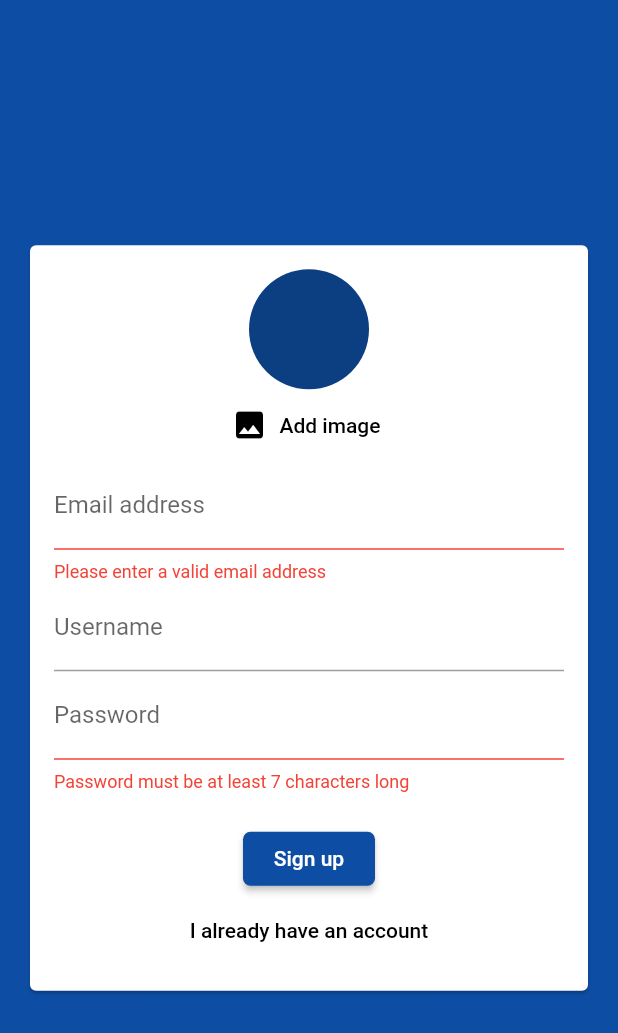
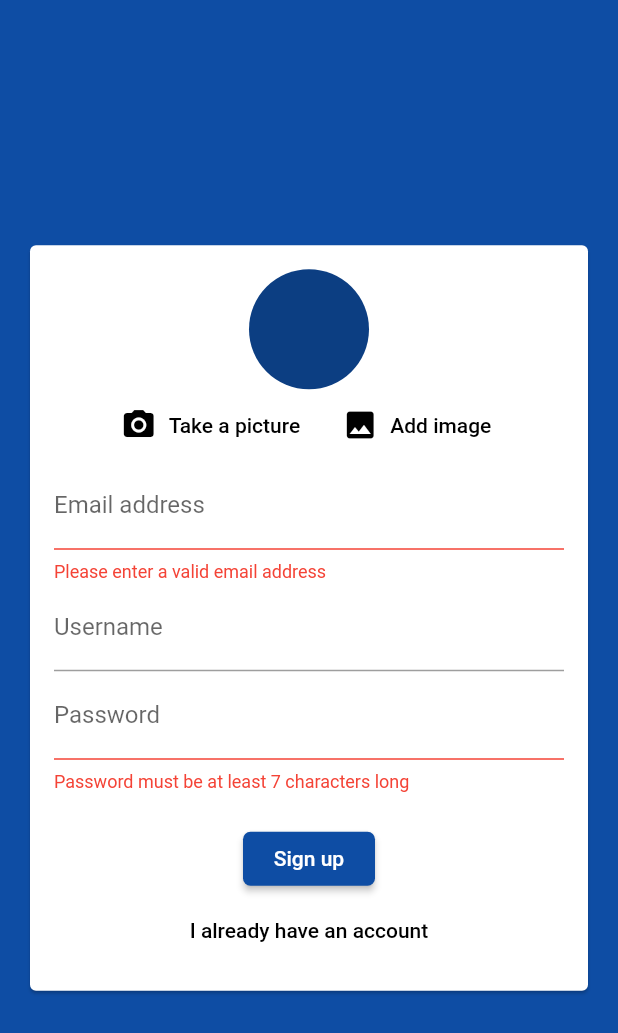
Before and after one commit to kblazeski/jabber-app, a Flutter app: the screen it shows after launch, after a tap on "Login", after a tap on "Create new account", on a phone screen of 412 x 824 dp. Shown: the top 1033 px of the screen. Run offline on Flutter 3.47's test engine with Material 2 defaults, Android fonts, the light colour scheme and no system bars; our stand-ins replace cloud_firestore, firebase_auth, firebase_core, firebase_storage, image_picker; accounts and stored records are empty.

Commit message:
added models, extracted form validators, implemented creating user without image, added picking image from library

```diff
--- /dev/null
+++ b/lib/utils/form_validators.dart
@@ -0,0 +1,22 @@
+class FormValidators {
+  static String? validateEmail(String? value) {
+    if (value == null || value.isEmpty || !value.contains('@')) {
+      return 'Please enter a valid email address';
+    }
+    return null;
+  }
+
+  static String? validateUsername(String? value) {
+    if (value == null || value.isEmpty) {
+      return 'Please enter username';
+    }
+    return null;
+  }
+
+  static String? validatePassword(String? value) {
+    if (value == null || value.isEmpty || value.length < 7) {
+      return 'Password must be at least 7 characters long';
+    }
+    return null;
+  }
+}
--- a/lib/widgets/auth/auth_form.dart
+++ b/lib/widgets/auth/auth_form.dart
@@ -1,6 +1,7 @@
 import 'dart:io';
 
 import 'package:flutter/material.dart';
+import 'package:jabber_app/utils/form_validators.dart';
 import 'package:jabber_app/widgets/pickers/user_image_picker.dart';
 
 class AuthForm extends StatefulWidget {
@@ -35,17 +36,6 @@ class _AuthFormState extends State<AuthForm> {
   void _trySubmit() {
     final isValid = _formKey.currentState?.validate();
     FocusScope.of(context).unfocus();
-
-    // TODO: Enable default image for user
-    if (_userImageFile == null && !_isLogin) {
-      Scaffold.of(context).showSnackBar(
-        SnackBar(
-          content: Text('Please pick and image'),
-          backgroundColor: Theme.of(context).errorColor,
-        ),
-      );
-      return;
-    }
 
     if (isValid != null && isValid == true) {
       _formKey.currentState?.save();
@@ -83,14 +73,7 @@ class _AuthFormState extends State<AuthForm> {
                     ),
                   TextFormField(
                     key: ValueKey('email'),
-                    validator: (value) {
-                      if (value == null ||
-                          value.isEmpty ||
-                          !value.contains('@')) {
-                        return 'Please enter a valid email address';
-                      }
-                      return null;
-                    },
+                    validator: FormValidators.validateEmail,
                     keyboardType: TextInputType.emailAddress,
                     decoration: InputDecoration(
                       labelText: 'Email address',
@@ -102,13 +85,7 @@ class _AuthFormState extends State<AuthForm> {
                   if (!_isLogin)
                     TextFormField(
                       key: ValueKey('username'),
-                      validator: (value) {
-                        // maybe check characters
-                        if (value == null || value.isEmpty) {
-                          return 'Please enter username';
-                        }
-                        return null;
-                      },
+                      validator: FormValidators.validateUsername,
                       decoration: InputDecoration(
                         labelText: 'Username',
                       ),
@@ -118,12 +95,7 @@ class _AuthFormState extends State<AuthForm> {
                     ),
                   TextFormField(
                     key: ValueKey('password'),
-                    validator: (value) {
-                      if (value == null || value.isEmpty || value.length < 7) {
-                        return 'Password must be at least 7 characters long';
-                      }
-                      return null;
-                    },
+                    validator: FormValidators.validatePassword,
                     obscureText: true,
                     decoration: InputDecoration(
                       labelText: 'Password',
--- a/lib/widgets/pickers/user_image_picker.dart
+++ b/lib/widgets/pickers/user_image_picker.dart
@@ -15,10 +15,9 @@ class UserImagePicker extends StatefulWidget {
 class _UserImagePickerState extends State<UserImagePicker> {
   File? _pickedImage;
 
-  // TODO: Enable user to pick image from gallery
-  void _pickImage() async {
+  void _pickImage(bool isCamera) async {
     final pickedImageFile = await ImagePicker.platform.pickImage(
-      source: ImageSource.camera,
+      source: isCamera ? ImageSource.camera : ImageSource.gallery,
       imageQuality: 50,
       maxWidth: 150,
     );
@@ -40,10 +39,21 @@ class _UserImagePickerState extends State<UserImagePicker> {
           backgroundImage:
               _pickedImage != null ? FileImage(_pickedImage!) : null,
         ),
-        FlatButton.icon(
-          onPressed: _pickImage,
-          icon: Icon(Icons.image),
-          label: Text('Add image'),
+        // verticaly center this
+        Row(
+          mainAxisAlignment: MainAxisAlignment.center,
+          children: [
+            FlatButton.icon(
+              onPressed: () => _pickImage(true),
+              icon: Icon(Icons.photo_camera),
+              label: Text('Take a picture'),
+            ),
+            FlatButton.icon(
+              onPressed: () => _pickImage(false),
+              icon: Icon(Icons.image),
+              label: Text('Add image'),
+            ),
+          ],
         ),
       ],
     );
```
Also changed, not shown: lib/models/message_data.dart (added, +42 -0 lines), lib/models/user_data.dart (added, +30 -0 lines), lib/screens/auth_screen.dart (+4 -23 lines), lib/service/firebase_service.dart (+49 -8 lines), lib/widgets/chat/message_bubble.dart (+36 -26 lines), lib/widgets/chat/messages.dart (+3 -6 lines), lib/widgets/user/user_card.dart (+9 -4 lines), lib/widgets/user/users.dart (+5 -3 lines).
